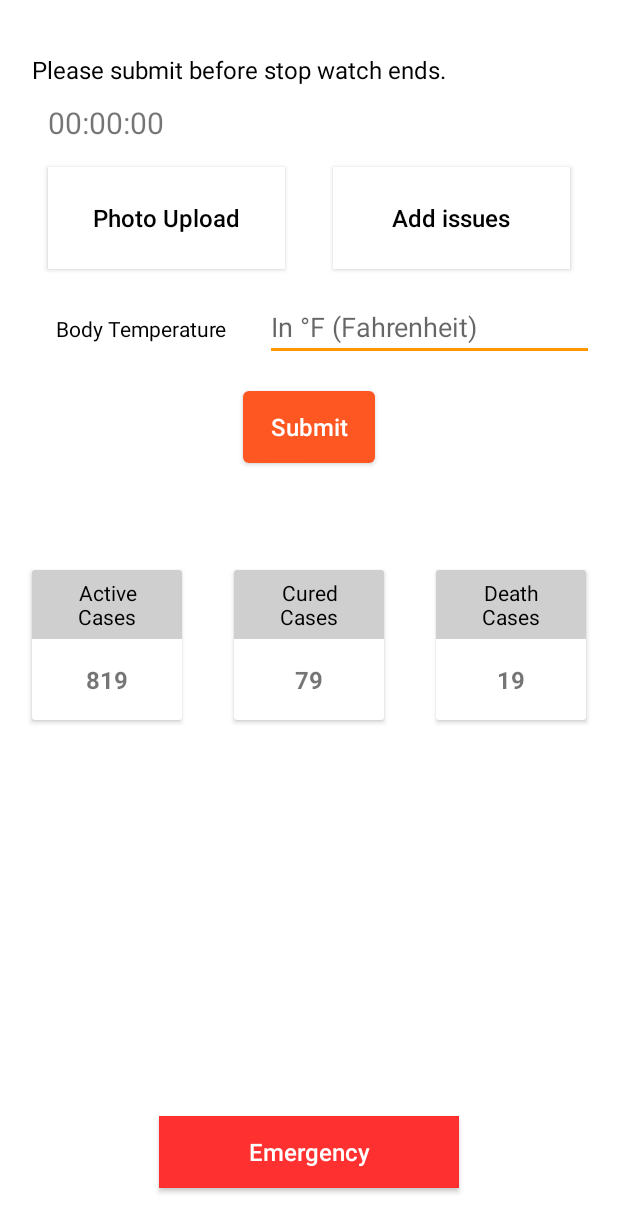
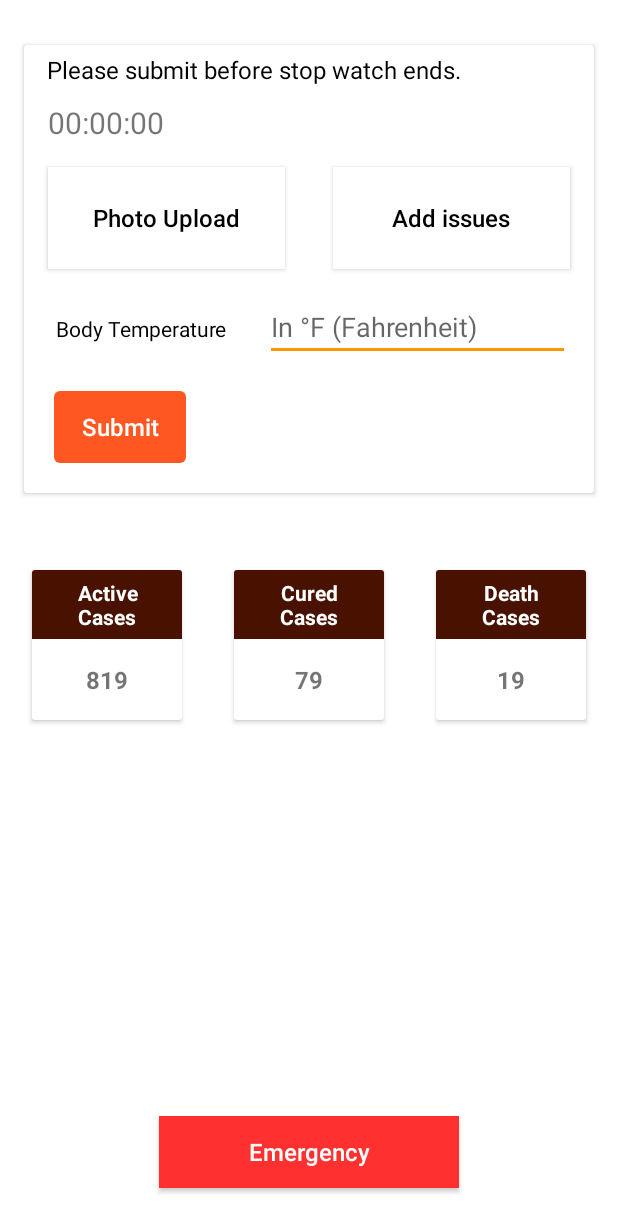
Before and after one commit to KashyapBhat/QuarantineMe, an Android app: the layout fragment_quarantined_home.xml on its own in the app's theme, with its tools: preview values and no code run, on a phone screen of 412 x 824 dp. Shown: the top 1232 px of the screen. Run offline under Robolectric (Android 15) with nearby library versions, the phone set to English and light mode, and no system bars.

Commit message:
--- home cleanup

```diff
--- a/app/src/main/res/layout/fragment_quarantined_home.xml
+++ b/app/src/main/res/layout/fragment_quarantined_home.xml
@@ -3,16 +3,23 @@
     android:layout_width="match_parent"
     android:layout_height="match_parent"
     android:background="@color/white"
-    android:paddingTop="@dimen/_30dp">
+    android:paddingTop="@dimen/_20dp">
 
+
+    <androidx.cardview.widget.CardView
+        android:id="@+id/cvMain"
+        android:layout_width="match_parent"
+        android:layout_height="wrap_content"
+        android:layout_alignParentTop="true"
+        android:layout_marginStart="@dimen/_16dp"
+        android:layout_marginTop="@dimen/_10dp"
+        android:layout_marginEnd="@dimen/_16dp"
+        android:elevation="@dimen/_5dp">
 
         <RelativeLayout
             android:id="@+id/rlMain"
             android:layout_width="match_parent"
-        android:layout_height="wrap_content"
-        android:layout_alignParentTop="true"
-        android:layout_marginStart="@dimen/_16dp"
-        android:layout_marginEnd="@dimen/_16dp">
+            android:layout_height="wrap_content">
 
             <TextView
                 android:id="@+id/tvStopwatch"
@@ -21,6 +28,7 @@
                 android:layout_alignParentStart="true"
                 android:layout_alignParentTop="true"
                 android:layout_alignParentEnd="true"
+                android:layout_marginStart="@dimen/_10dp"
                 android:layout_marginEnd="@dimen/_16dp"
                 android:background="@color/white"
                 android:padding="@dimen/_5dp"
@@ -89,27 +97,27 @@
                     android:layout_width="match_parent"
                     android:layout_height="wrap_content"
                     android:layout_marginStart="@dimen/_20dp"
+                    android:layout_marginEnd="@dimen/_16dp"
                     android:hint="In &#xb0;F (Fahrenheit)"
                     android:inputType="number" />
             </LinearLayout>
 
             <Button
                 android:id="@+id/btSubmit"
-            style="@style/Button"
+                style="@style/ButtonHome"
                 android:layout_width="wrap_content"
                 android:layout_height="wrap_content"
                 android:layout_below="@+id/rlTemp"
-            android:layout_alignParentBottom="false"
-            android:layout_centerHorizontal="true"
                 android:layout_margin="@dimen/_20dp"
                 android:text="Submit" />
         </RelativeLayout>
+    </androidx.cardview.widget.CardView>
 
     <RelativeLayout
         android:layout_width="match_parent"
         android:layout_height="wrap_content"
         android:layout_above="@+id/rlEmergency"
-        android:layout_below="@+id/rlMain"
+        android:layout_below="@+id/cvMain"
         android:layout_marginTop="@dimen/_30dp"
         android:padding="@dimen/_16dp">
 
@@ -129,12 +137,13 @@
                     android:id="@+id/tvActive"
                     android:layout_width="match_parent"
                     android:layout_height="wrap_content"
-                    android:background="@color/grey"
+                    android:background="@color/darkestPrimaryColor"
                     android:gravity="center_horizontal"
                     android:paddingTop="@dimen/_5dp"
                     android:paddingBottom="@dimen/_5dp"
                     android:text="Active\nCases"
-                    android:textColor="@color/black" />
+                    android:textColor="@color/white"
+                    android:textStyle="bold" />
 
                 <TextView
                     android:id="@+id/tvActiveValue"
@@ -163,12 +172,13 @@
                     android:id="@+id/tvCured"
                     android:layout_width="match_parent"
                     android:layout_height="wrap_content"
-                    android:background="@color/grey"
+                    android:background="@color/darkestPrimaryColor"
                     android:gravity="center_horizontal"
                     android:paddingTop="@dimen/_5dp"
                     android:paddingBottom="@dimen/_5dp"
                     android:text="Cured\nCases"
-                    android:textColor="@color/black" />
+                    android:textColor="@color/white"
+                    android:textStyle="bold" />
 
                 <TextView
                     android:id="@+id/tvCuredValue"
@@ -197,12 +207,13 @@
                     android:id="@+id/tvDeath"
                     android:layout_width="match_parent"
                     android:layout_height="wrap_content"
-                    android:background="@color/grey"
+                    android:background="@color/darkestPrimaryColor"
                     android:gravity="center_horizontal"
                     android:paddingTop="@dimen/_5dp"
                     android:paddingBottom="@dimen/_5dp"
                     android:text="Death\nCases"
-                    android:textColor="@color/black" />
+                    android:textColor="@color/white"
+                    android:textStyle="bold" />
 
                 <TextView
                     android:id="@+id/tvDeathValue"
--- a/app/src/main/res/values/colors.xml
+++ b/app/src/main/res/values/colors.xml
@@ -6,7 +6,7 @@
     <color name="black">#000000</color>
     <color name="transparent">#00000000</color>
     <color name="white">#ffffff</color>
-    <color name="lightest_grey">#fefefe</color>
+    <color name="lightest_grey">#fafafa</color>
     <color name="text_color">#000000</color>
     <color name="red">#ff3030</color>
     <color name="grey">#cfcfcf</color>
--- a/app/src/main/res/values/styles.xml
+++ b/app/src/main/res/values/styles.xml
@@ -15,6 +15,16 @@
     <style name="Button">
         <item name="android:layout_margin">@dimen/_16dp</item>
         <item name="android:layout_alignParentBottom">true</item>
+        <item name="android:background">@drawable/selector</item>
+        <item name="android:textAllCaps">false</item>
+        <item name="android:textColor">@color/white</item>
+        <item name="android:gravity">center</item>
+        <item name="android:textSize">@dimen/font_16sp</item>
+        <item name="android:enabled">true</item>
+    </style>
+
+    <style name="ButtonHome" parent="Widget.AppCompat.Button.Borderless">
+        <item name="android:layout_margin">@dimen/_16dp</item>
         <item name="android:background">@drawable/selector</item>
         <item name="android:textAllCaps">false</item>
         <item name="android:textColor">@color/white</item>
```
Lines whose indentation alone changed are shown as unchanged.
